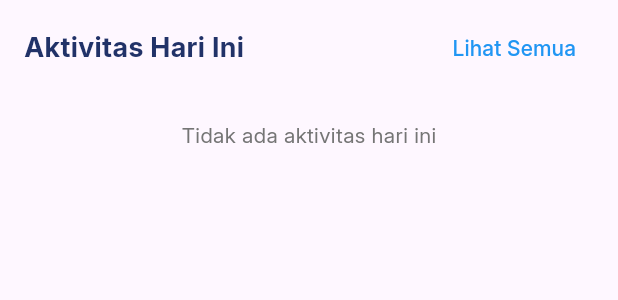
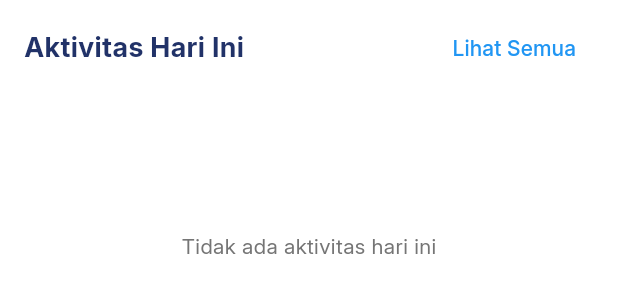
Before and after one commit to AryaWgna/SIMARU-Mobile-App, a Flutter app: the TodayActivitiesWidget widget shown alone on an empty page, opened directly, on a phone screen of 412 x 824 dp. Shown: the top 300 px of the screen. Run offline on Flutter 3.47's test engine with Material 3 defaults, Android fonts, the phone set to English and light mode, and no system bars; our stand-ins replace dotted_border, file_picker, fl_chart, flutter_secure_storage, google_fonts, image_picker and 3 more; missing offline and left inert: qr_code_scanner; accounts and stored records are empty; network calls fail.

```diff
--- a/lib/views/pages/home_screen.dart
+++ b/lib/views/pages/home_screen.dart
@@ -55,6 +55,15 @@ class _HomeScreenState extends State<HomeScreen> {
     return Container(
       color: Colors.white,
       child: SingleChildScrollView(
+        physics: const AlwaysScrollableScrollPhysics(),
+        child: Container(
+          color: Colors.white,
+          constraints: BoxConstraints(
+            minHeight: MediaQuery.of(context).size.height -
+                kBottomNavigationBarHeight -
+                MediaQuery.of(context).padding.top -
+                82,
+          ),
           child: Column(
             crossAxisAlignment: CrossAxisAlignment.start,
             children: [
@@ -63,6 +72,7 @@ class _HomeScreenState extends State<HomeScreen> {
               TodayActivitiesWidget(),
               const SizedBox(height: 16),
             ],
+          ),
         ),
       ),
     );
--- a/lib/widgets/today_activities_widget.dart
+++ b/lib/widgets/today_activities_widget.dart
@@ -28,7 +28,9 @@ class _TodayActivitiesWidgetState extends State<TodayActivitiesWidget> {
       builder: (context, controller, child) {
         final todayActivities = controller.getTodayActivities();
 
-        return Column(
+        return Container(
+          color: Colors.white,
+          child: Column(
             crossAxisAlignment: CrossAxisAlignment.start,
             children: [
               Padding(
@@ -66,16 +68,23 @@ class _TodayActivitiesWidgetState extends State<TodayActivitiesWidget> {
                 ),
               ),
               if (controller.isLoading && todayActivities.isEmpty)
-              const Center(
+                Container(
+                  color: Colors.white,
+                  height: 200,
+                  child: const Center(
                     child: Padding(
                       padding: EdgeInsets.all(16.0),
                       child: CircularProgressIndicator(),
                     ),
+                  ),
                 )
               else if (todayActivities.isEmpty)
-              Center(
-                child: Padding(
-                  padding: const EdgeInsets.all(16.0),
+                Container(
+                  width: double.infinity,
+                  padding: const EdgeInsets.only(top: 16.0, bottom: 16.0),
+                  height: 200,
+                  color: Colors.white,
+                  child: Center(
                     child: Text(
                       'Tidak ada aktivitas hari ini',
                       style: TextStyle(
@@ -88,6 +97,7 @@ class _TodayActivitiesWidgetState extends State<TodayActivitiesWidget> {
               else
                 Container(
                   height: 200,
+                  color: Colors.white,
                   child: ListView.builder(
                     padding: const EdgeInsets.symmetric(horizontal: 16.0),
                     itemCount:
@@ -98,6 +108,7 @@ class _TodayActivitiesWidgetState extends State<TodayActivitiesWidget> {
                   ),
                 ),
             ],
+          ),
         );
       },
     );
```
Lines whose indentation alone changed are shown as unchanged.
